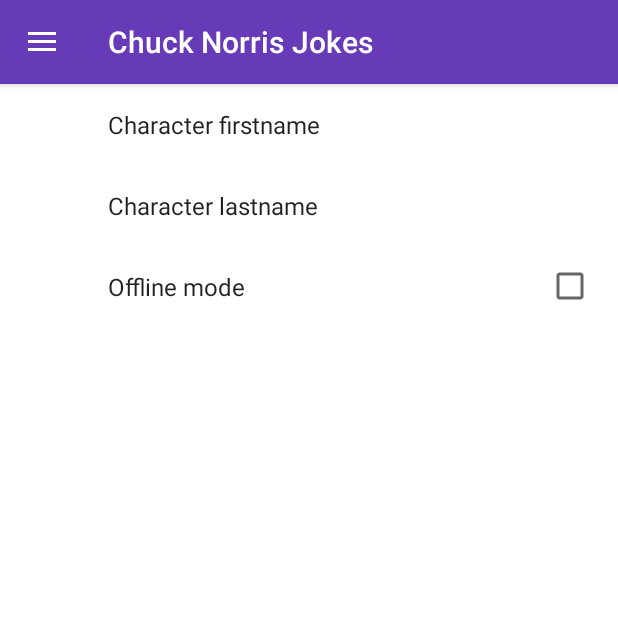
After one commit to blekel/ChuckNorrisJokesSample, an Android app: the fragment SettingsFragment placed in its activity, on a phone screen of 412 x 824 dp, the top half of it. The commit adds this screen. Run offline under Robolectric (Android 15) with nearby library versions, the phone set to English and light mode, and no system bars; our stand-ins replace Timber, androidx.preference; libraries missing offline, so code that uses them is left out: com.arellomobile.mvp; 2 statements that could not run were skipped.

Commit message:
settings module

```diff
--- a/app/build.gradle
+++ b/app/build.gradle
@@ -82,10 +82,9 @@ dependencies {
     implementation "com.android.support:appcompat-v7:$SUPPORT_VERSION"
     implementation "com.android.support:recyclerview-v7:$SUPPORT_VERSION"
     implementation "com.android.support:cardview-v7:$SUPPORT_VERSION"
+    implementation "com.android.support:preference-v7:$SUPPORT_VERSION"
     implementation "com.android.support:design:$SUPPORT_VERSION"
     implementation 'com.android.support.constraint:constraint-layout:1.1.3'
-
-    implementation 'android.arch.lifecycle:extensions:1.1.1'
 
     testImplementation 'junit:junit:4.12'
 
--- a/app/src/main/java/blekel/sample/chucknorris/presentation/main/MainContract.kt
+++ b/app/src/main/java/blekel/sample/chucknorris/presentation/main/MainContract.kt
@@ -14,6 +14,7 @@ interface MainContract {
     @StateStrategyType(AddToEndSingleStrategy::class)
     interface View : MvpView {
         fun openJokes(type: JokeListType)
+        fun openSettings()
     }
 
     interface Presenter {
--- a/app/src/main/java/blekel/sample/chucknorris/presentation/main/MainPresenter.kt
+++ b/app/src/main/java/blekel/sample/chucknorris/presentation/main/MainPresenter.kt
@@ -27,6 +27,6 @@ class MainPresenter @Inject constructor() : BasePresenter<MainContract.View>(),
     }
 
     override fun onSettingsClick() {
-        // TODO: impl
+        viewState.openSettings()
     }
 }
--- /dev/null
+++ b/app/src/main/java/blekel/sample/chucknorris/presentation/settings/SettingsFragment.kt
@@ -0,0 +1,82 @@
+package blekel.sample.chucknorris.presentation.settings
+
+
+import android.content.Context
+import android.content.SharedPreferences
+import android.os.Bundle
+import android.support.v7.preference.PreferenceFragmentCompat
+import blekel.sample.chucknorris.R
+import timber.log.Timber
+
+/**
+ * Created by Vitaliy Levonyuk on 17.11.2018
+ */
+
+class SettingsFragment : PreferenceFragmentCompat(),
+    SharedPreferences.OnSharedPreferenceChangeListener {
+
+    companion object {
+        fun newInstance() = SettingsFragment()
+    }
+
+    private val keys = HashMap<String, Int>()
+
+    override fun onAttach(context: Context?) {
+        super.onAttach(context)
+        listOf(
+            R.string.pref_user_firstname_key,
+            R.string.pref_user_lastname_key,
+            R.string.pref_offline_mode_key
+        ).forEach { keyId ->
+            val key = getString(keyId)
+            keys[key] = keyId
+        }
+    }
+
+    override fun onCreatePreferences(savedInstanceState: Bundle?, rootKey: String?) {
+        setPreferencesFromResource(R.xml.settings, rootKey)
+
+        updatePrefSummary(R.string.pref_user_firstname_key)
+        updatePrefSummary(R.string.pref_user_lastname_key)
+    }
+
+    override fun onSharedPreferenceChanged(sharedPreferences: SharedPreferences, key: String) {
+        val preference = findPreference(key)
+        Timber.d("--- $key -> $preference");
+        val keyId = keys[key] ?: throw NullPointerException("Key not found: $key")
+
+        when (keyId) {
+            R.string.pref_user_firstname_key, R.string.pref_user_lastname_key -> {
+                val value = sharedPreferences.getString(key, "")
+                Timber.d("--- value: $value");
+                updatePrefSummary(keyId)
+            }
+            R.string.pref_offline_mode_key -> {
+                val value = sharedPreferences.getBoolean(key, false)
+                Timber.d("--- value: $value");
+            }
+        }
+    }
+
+    override fun onResume() {
+        super.onResume()
+        preferenceManager.sharedPreferences
+            .registerOnSharedPreferenceChangeListener(this)
+
+    }
+
+    override fun onPause() {
+        super.onPause()
+        preferenceManager.sharedPreferences
+            .unregisterOnSharedPreferenceChangeListener(this)
+    }
+
+    private fun updatePrefSummary(keyId: Int) {
+        val key = getString(keyId)
+
+        val sharedPreferences = preferenceManager.sharedPreferences
+        val preferenceScreen = preferenceManager.preferenceScreen
+
+        preferenceScreen.findPreference(key).summary = sharedPreferences.getString(key, "")
+    }
+}
--- /dev/null
+++ b/app/src/main/res/values/settings.xml
@@ -0,0 +1,8 @@
+<?xml version="1.0" encoding="utf-8"?>
+<resources>
+
+    <string name="pref_user_firstname_key">user_firstname</string>
+    <string name="pref_user_lastname_key">user_lastname</string>
+    <string name="pref_offline_mode_key">offline_mode</string>
+
+</resources>
--- /dev/null
+++ b/app/src/main/res/xml/settings.xml
@@ -0,0 +1,16 @@
+<?xml version="1.0" encoding="utf-8"?>
+<PreferenceScreen xmlns:android="http://schemas.android.com/apk/res/android">
+
+    <EditTextPreference
+        android:key="@string/pref_user_firstname_key"
+        android:title="Character firstname" />
+
+    <EditTextPreference
+        android:key="@string/pref_user_lastname_key"
+        android:title="Character lastname" />
+
+    <CheckBoxPreference
+        android:key="@string/pref_offline_mode_key"
+        android:title="Offline mode" />
+
+</PreferenceScreen>
```
Also changed, not shown: app/src/main/java/blekel/sample/chucknorris/data/repository/SettingsRepository.kt (added, +35 -0 lines), app/src/main/java/blekel/sample/chucknorris/domain/SettingsInteractor.kt (added, +28 -0 lines), app/src/main/java/blekel/sample/chucknorris/presentation/main/MainActivity.kt (+9 -2 lines).
